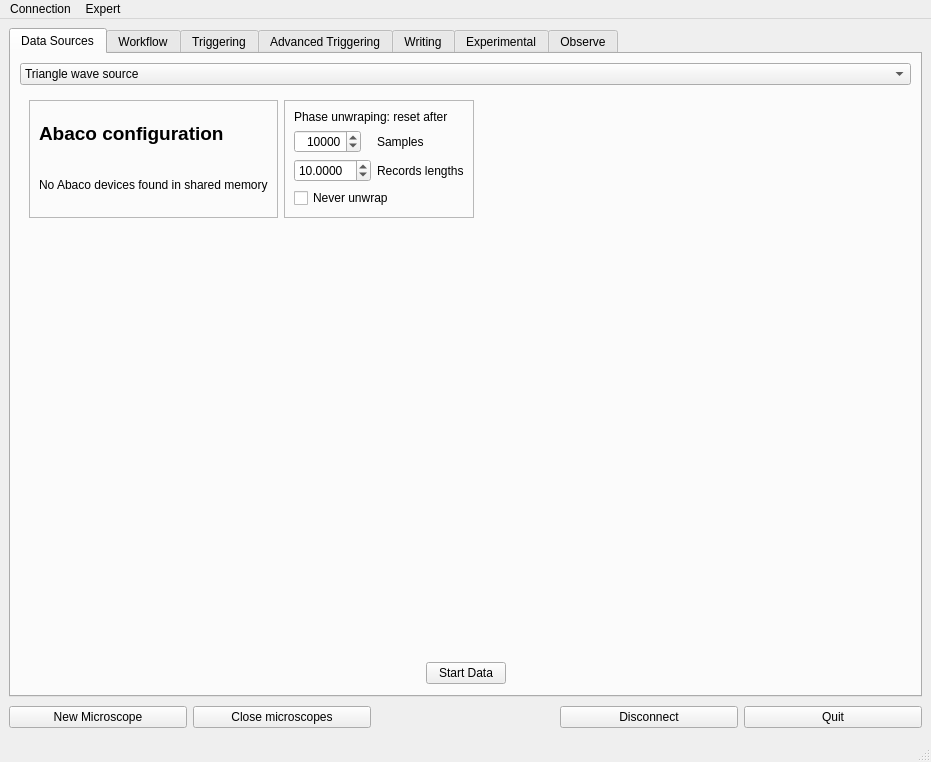
Above: dastardcommander/ui/dc.ui from usnistgov/dastardcommander before the change. Below: the same form after it.
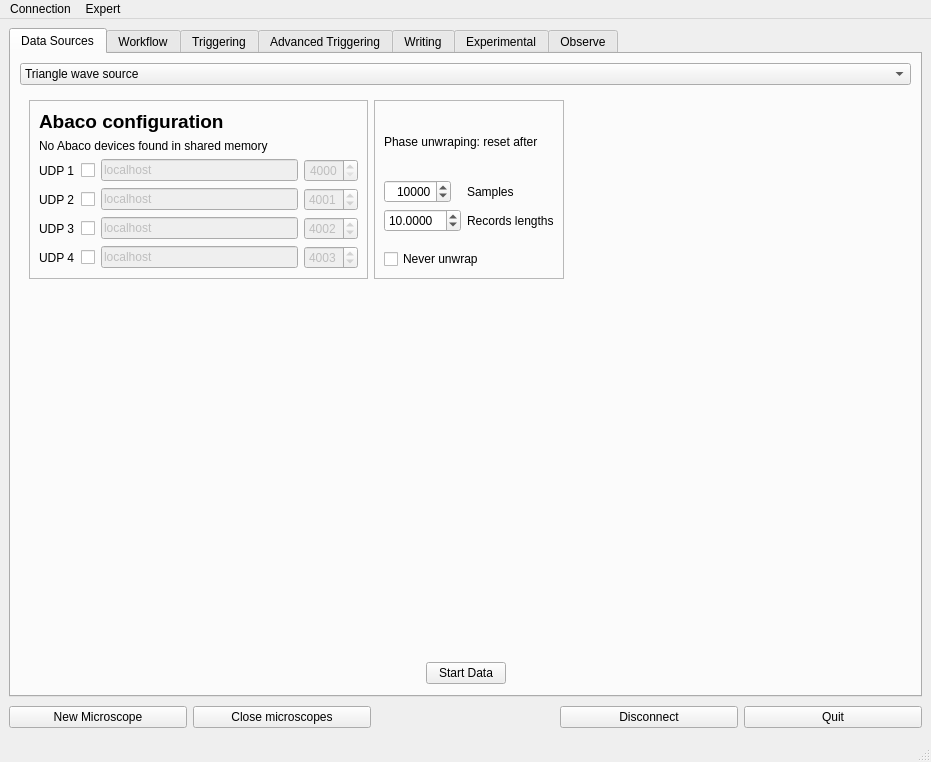
That is the form after the change. Icons and pictures are not drawn.

Commit message: GUI elements to choose up to 4 UDP hosts for Abaco packets

```diff
--- a/dastardcommander/ui/dc.ui
+++ b/dastardcommander/ui/dc.ui
@@ -1117,6 +1117,170 @@
                <item>
                 <layout class="QGridLayout" name="shmChooserLayout"/>
                </item>
+               <item>
+                <layout class="QGridLayout" name="udpChooserLayout">
+                 <item row="0" column="3">
+                  <widget class="QSpinBox" name="udpPort1">
+                   <property name="enabled">
+                    <bool>false</bool>
+                   </property>
+                   <property name="alignment">
+                    <set>Qt::AlignRight|Qt::AlignTrailing|Qt::AlignVCenter</set>
+                   </property>
+                   <property name="minimum">
+                    <number>4000</number>
+                   </property>
+                   <property name="maximum">
+                    <number>4999</number>
+                   </property>
+                  </widget>
+                 </item>
+                 <item row="0" column="0">
+                  <widget class="QLabel" name="label_28">
+                   <property name="text">
+                    <string>UDP 1</string>
+                   </property>
+                  </widget>
+                 </item>
+                 <item row="1" column="0">
+                  <widget class="QLabel" name="label_29">
+                   <property name="text">
+                    <string>UDP 2</string>
+                   </property>
+                  </widget>
+                 </item>
+                 <item row="3" column="0">
+                  <widget class="QLabel" name="label_31">
+                   <property name="text">
+                    <string>UDP 4</string>
+                   </property>
+                  </widget>
+                 </item>
+                 <item row="0" column="2">
+                  <widget class="QLineEdit" name="udpHost1">
+                   <property name="enabled">
+                    <bool>false</bool>
+                   </property>
+                   <property name="text">
+                    <string>localhost</string>
+                   </property>
+                  </widget>
+                 </item>
+                 <item row="2" column="0">
+                  <widget class="QLabel" name="label_30">
+                   <property name="text">
+                    <string>UDP 3</string>
+                   </property>
+                  </widget>
+                 </item>
+                 <item row="0" column="1">
+                  <widget class="QCheckBox" name="udpActive1">
+                   <property name="text">
+                    <string/>
+                   </property>
+                  </widget>
+                 </item>
+                 <item row="1" column="1">
+                  <widget class="QCheckBox" name="udpActive2">
+                   <property name="text">
+                    <string/>
+                   </property>
+                  </widget>
+                 </item>
+                 <item row="2" column="1">
+                  <widget class="QCheckBox" name="udpActive3">
+                   <property name="text">
+                    <string/>
+                   </property>
+                  </widget>
+                 </item>
+                 <item row="3" column="1">
+                  <widget class="QCheckBox" name="udpActive4">
+                   <property name="text">
+                    <string/>
+                   </property>
+                  </widget>
+                 </item>
+                 <item row="1" column="3">
+                  <widget class="QSpinBox" name="udpPort2">
+                   <property name="enabled">
+                    <bool>false</bool>
+                   </property>
+                   <property name="minimum">
+                    <number>4000</number>
+                   </property>
+                   <property name="maximum">
+                    <number>4999</number>
+                   </property>
+                   <property name="value">
+                    <number>4001</number>
+                   </property>
+                  </widget>
+                 </item>
+                 <item row="2" column="3">
+                  <widget class="QSpinBox" name="udpPort3">
+                   <property name="enabled">
+                    <bool>false</bool>
+                   </property>
+                   <property name="minimum">
+                    <number>4000</number>
+                   </property>
+                   <property name="maximum">
+                    <number>4999</number>
+                   </property>
+                   <property name="value">
+                    <number>4002</number>
+                   </property>
+                  </widget>
+                 </item>
+                 <item row="3" column="3">
+                  <widget class="QSpinBox" name="udpPort4">
+                   <property name="enabled">
+                    <bool>false</bool>
+                   </property>
+                   <property name="minimum">
+                    <number>4000</number>
+                   </property>
+                   <property name="maximum">
+                    <number>4999</number>
+                   </property>
+                   <property name="value">
+                    <number>4003</number>
+                   </property>
+                  </widget>
+                 </item>
+                 <item row="1" column="2">
+                  <widget class="QLineEdit" name="udpHost2">
+                   <property name="enabled">
+                    <bool>false</bool>
+                   </property>
+                   <property name="text">
+                    <string>localhost</string>
+                   </property>
+                  </widget>
+                 </item>
+                 <item row="2" column="2">
+                  <widget class="QLineEdit" name="udpHost3">
+                   <property name="enabled">
+                    <bool>false</bool>
+                   </property>
+                   <property name="text">
+                    <string>localhost</string>
+                   </property>
+                  </widget>
+                 </item>
+                 <item row="3" column="2">
+                  <widget class="QLineEdit" name="udpHost4">
+                   <property name="enabled">
+                    <bool>false</bool>
+                   </property>
+                   <property name="text">
+                    <string>localhost</string>
+                   </property>
+                  </widget>
+                 </item>
+                </layout>
+               </item>
               </layout>
              </widget>
             </item>
```
The commit also changes 1 other file.
